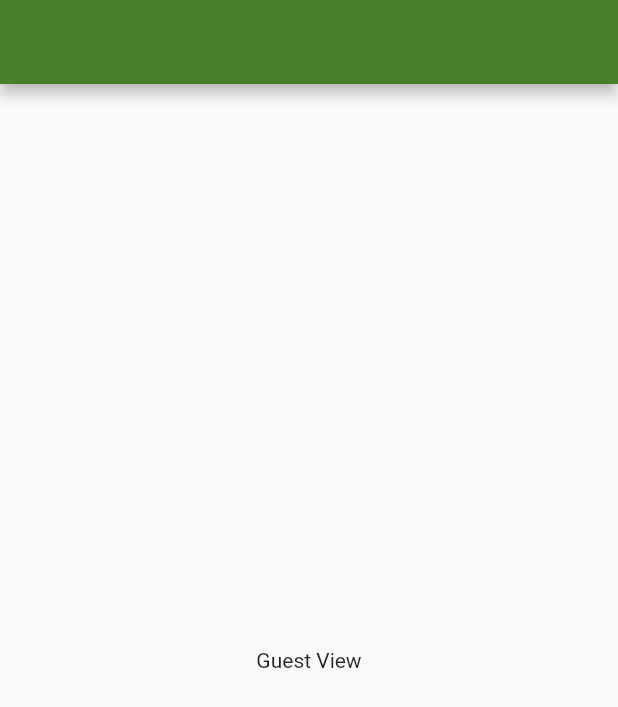
After one commit to prudok/birthday_app, a Flutter app: the screen it shows after launch, after a tap on "Список Гостей", on a phone screen of 412 x 824 dp. The commit adds this screen. Shown: the top 707 px of the screen. Run offline on Flutter 3.47's test engine with Material 2 defaults, Android fonts, the phone set to English and light mode, and no system bars; our stand-ins replace auto_route, flutter_screenutil, get_it, injectable; missing offline and left inert: yandex_mapkit; generated files the repository leaves out were written again; statements that could not run were skipped.

Commit message:
feat: add navigation with auto_route package

```diff
--- a/analysis_options.yaml
+++ b/analysis_options.yaml
@@ -5,6 +5,8 @@ analyzer:
     - '**.g.dart'
     - '**.freezed.dart'
     - '**.generated.dart'
+    - '**.gr.dart'
+    - '**.config.dart'
 
 linter:
   rules:
--- a/lib/app.dart
+++ b/lib/app.dart
@@ -1,5 +1,6 @@
+import 'package:birthday_app/config/injection.dart';
+import 'package:birthday_app/config/router.dart';
 import 'package:birthday_app/core/themes.dart';
-import 'package:birthday_app/features/home/presentation/views/home_view.dart';
 import 'package:flutter/material.dart';
 import 'package:flutter_screenutil/flutter_screenutil.dart';
 
@@ -12,13 +13,12 @@ class App extends StatelessWidget {
       minTextAdapt: true,
       splitScreenMode: true,
       builder: (context, child) {
-        return MaterialApp(
+        return MaterialApp.router(
           debugShowCheckedModeBanner: false,
           theme: lightTheme,
-          home: child,
+          routerConfig: getIt.get<AppRouter>().config(),
         );
       },
-      child: const HomeView(),
     );
   }
 }
--- /dev/null
+++ b/lib/config/injection.dart
@@ -0,0 +1,9 @@
+import 'package:birthday_app/config/injection.config.dart';
+import 'package:get_it/get_it.dart';
+import 'package:injectable/injectable.dart';
+
+
+@InjectableInit(asExtension: true)
+void configureDependencies() => getIt.init();
+
+final getIt = GetIt.instance;
--- /dev/null
+++ b/lib/config/router.dart
@@ -0,0 +1,22 @@
+import 'package:auto_route/auto_route.dart';
+import 'package:birthday_app/features/animations/presentation/views/animation_view.dart';
+import 'package:birthday_app/features/guests/presentation/views/guest_view.dart';
+import 'package:birthday_app/features/home/presentation/views/home_view.dart';
+import 'package:birthday_app/features/home/presentation/views/menu_item_view.dart';
+import 'package:birthday_app/features/wishlist/presentation/views/wishlist_view.dart';
+import 'package:injectable/injectable.dart';
+
+part 'router.gr.dart';
+
+@Singleton()
+@AutoRouterConfig(replaceInRouteName: 'Screen|View,Route')
+class AppRouter extends _$AppRouter {
+  @override
+  List<AutoRoute> get routes => [
+        AutoRoute(page: HomeRoute.page, initial: true),
+        AutoRoute(page: GuestRoute.page),
+        AutoRoute(page: WishlistRoute.page),
+        AutoRoute(page: AnimationRoute.page),
+        AutoRoute(page: MenuItemRoute.page),
+      ];
+}
--- a/lib/features/animations/presentation/views/animation_view.dart
+++ b/lib/features/animations/presentation/views/animation_view.dart
@@ -1,3 +1,4 @@
+import 'package:auto_route/annotations.dart';
 import 'package:birthday_app/features/animations/presentation/widgets/animated_positioned_square.dart';
 import 'package:birthday_app/features/animations/presentation/widgets/hero_square.dart';
 import 'package:birthday_app/features/animations/presentation/widgets/rotating_square.dart';
@@ -6,6 +7,7 @@ import 'package:birthday_app/features/animations/presentation/widgets/snake_squa
 import 'package:birthday_app/features/animations/presentation/widgets/switching_square.dart';
 import 'package:flutter/material.dart';
 
+@RoutePage()
 class AnimationView extends StatelessWidget {
   const AnimationView({super.key});
 
--- a/lib/features/animations/presentation/widgets/hero_square.dart
+++ b/lib/features/animations/presentation/widgets/hero_square.dart
@@ -13,7 +13,7 @@ class HeroSquare extends StatelessWidget {
           onTap: () {
             Navigator.push(
               context,
-              MaterialPageRoute(
+              MaterialPageRoute<void>(
                 builder: (context) => Scaffold(
                   floatingActionButton: IconButton(
                     icon: const Icon(Icons.arrow_back_ios_new),
--- /dev/null
+++ b/lib/features/guests/presentation/views/guest_view.dart
@@ -0,0 +1,19 @@
+import 'package:auto_route/annotations.dart';
+import 'package:flutter/material.dart';
+
+@RoutePage()
+class GuestView extends StatelessWidget {
+  const GuestView({super.key});
+
+  @override
+  Widget build(BuildContext context) {
+    return Scaffold(
+      appBar: AppBar(
+        title: const Text('Guest View'),
+      ),
+      body: const Center(
+        child: Text('Guest View'),
+      ),
+    );
+  }
+}
--- a/lib/features/home/presentation/views/home_view.dart
+++ b/lib/features/home/presentation/views/home_view.dart
@@ -1,3 +1,5 @@
+import 'package:auto_route/auto_route.dart';
+import 'package:birthday_app/config/router.dart';
 import 'package:birthday_app/features/home/presentation/widgets/birth_tiles.dart';
 import 'package:birthday_app/features/home/presentation/widgets/birthday_map.dart';
 import 'package:birthday_app/features/home/presentation/widgets/carousel_widget.dart';
@@ -6,6 +8,7 @@ import 'package:birthday_app/features/home/presentation/widgets/url_text.dart';
 import 'package:birthday_ui/birthday_ui.dart';
 import 'package:flutter/material.dart';
 
+@RoutePage()
 class HomeView extends StatelessWidget {
   const HomeView({super.key});
 
@@ -34,11 +37,19 @@ class HomeView extends StatelessWidget {
                 child: Row(
                   mainAxisAlignment: MainAxisAlignment.spaceBetween,
                   children: [
-                    const Flexible(
-                      child: BirthdayButton(title: 'Список Гостей'),
+                    Flexible(
+                      child: BirthdayButton(
+                        title: 'Список Гостей',
+                        onTap: () => context.router.push(const GuestRoute()),
+                      ),
                     ),
                     horizontalSpaceMedium,
-                    const Flexible(child: BirthdayButton(title: 'Вишлист')),
+                    Flexible(
+                      child: BirthdayButton(
+                        title: 'Вишлист',
+                        onTap: () => context.router.push(const WishlistRoute()),
+                      ),
+                    ),
                   ],
                 ),
               ),
--- a/lib/main.dart
+++ b/lib/main.dart
@@ -1,6 +1,8 @@
 import 'package:birthday_app/app.dart';
+import 'package:birthday_app/config/injection.dart';
 import 'package:flutter/material.dart';
 
 void main() {
+  configureDependencies();
   runApp(const App());
 }
--- a/pubspec.yaml
+++ b/pubspec.yaml
@@ -22,6 +22,9 @@ dependencies:
   json_annotation: ^4.8.1
   bloc: ^8.1.2
   url_launcher: ^6.1.12
+  auto_route: ^7.7.1
+  injectable: ^2.1.2
+  get_it: ^7.6.0
 
 dev_dependencies:
   flutter_test:
@@ -30,6 +33,8 @@ dev_dependencies:
   flutter_lints: ^2.0.0
   json_serializable: ^6.7.1
   freezed: ^2.4.1
+  auto_route_generator: ^7.2.0
+  injectable_generator: ^2.1.6
 
 flutter:
   uses-material-design: true
```
Also changed, not shown: lib/features/home/presentation/views/menu_item_view.dart (added, +12 -0 lines), lib/features/home/presentation/widgets/birth_tiles.dart (+5 -12 lines), lib/features/wishlist/presentation/views/wishlist_view.dart (added, +16 -0 lines), pubspec.lock, 1 other file.
